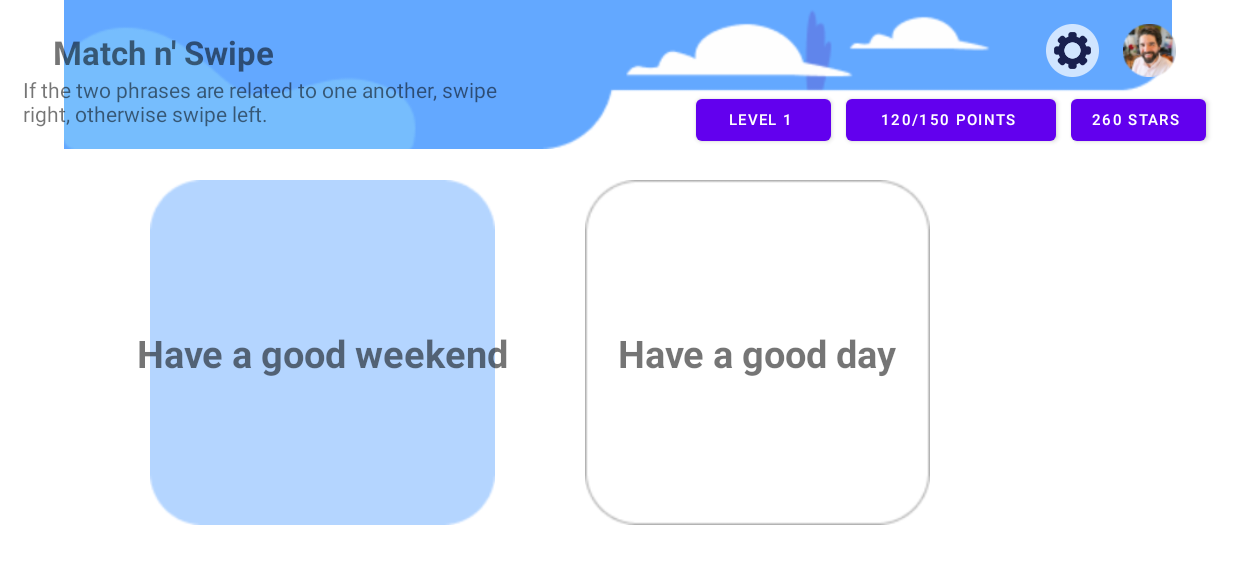
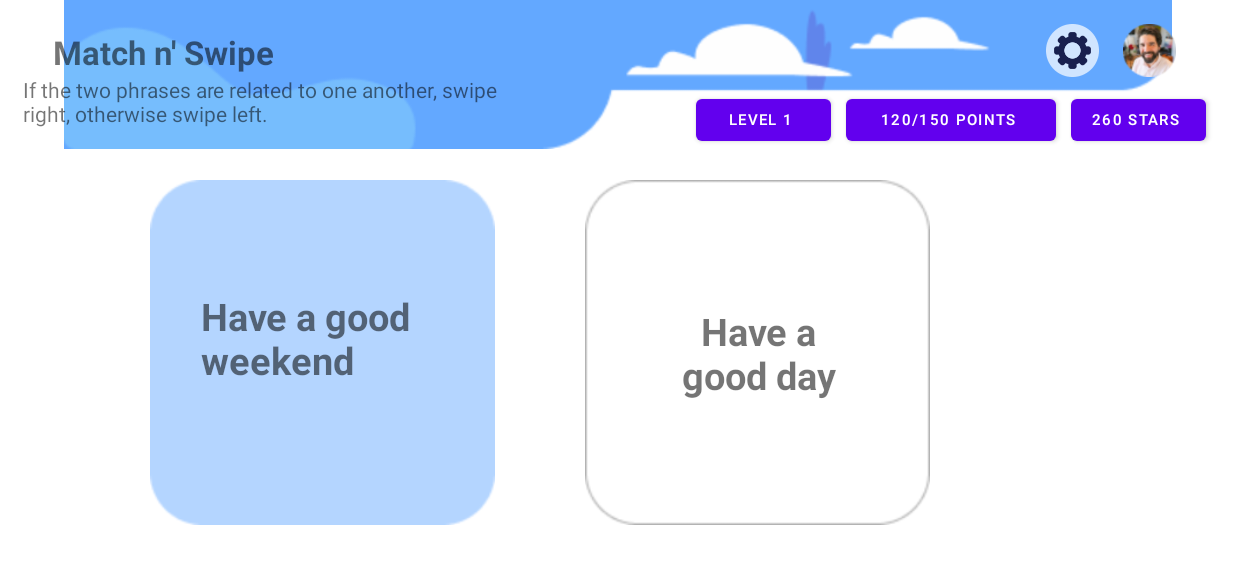
Before and after one commit to zihanxu3/CRA-Android, an Android app: the SwipeActivity screen opened directly, with no data from a screen before it, on a phone screen of 824 x 412 dp (held sideways). Shown: the top 564 px of the screen. Run offline under Robolectric (Android 15) with nearby library versions, the phone set to English and light mode, and no system bars; Roboto replaces fonts that are not available here.

Commit message:
Got basic game mechanics, working on transitions.

```diff
--- a/app/src/main/java/com/example/crairport/SwipeActivity.java
+++ b/app/src/main/java/com/example/crairport/SwipeActivity.java
@@ -2,9 +2,15 @@ package com.example.crairport;
 
 import androidx.appcompat.app.AppCompatActivity;
 
+import android.content.Context;
 import android.content.Intent;
 import android.content.res.AssetManager;
 import android.os.Bundle;
+import android.view.DragEvent;
+import android.view.GestureDetector;
+import android.view.MotionEvent;
+import android.view.View;
+import android.widget.ImageView;
 import android.widget.TextView;
 
 import java.io.BufferedReader;
@@ -17,12 +23,26 @@ import java.util.ArrayList;
 import java.util.Random;
 import java.util.Scanner;
 
-public class SwipeActivity extends AppCompatActivity {
+public class SwipeActivity extends AppCompatActivity implements View.OnTouchListener,
+        GestureDetector.OnGestureListener, View.OnDragListener {
+
+    float dX;
+    float dY;
+    int lastAction;
+    private ImageView rightImage, leftImage;
+    private GestureDetector gDetector;
+
 
     @Override
     protected void onCreate(Bundle savedInstanceState) {
         super.onCreate(savedInstanceState);
         setContentView(R.layout.activity_swipe);
+        rightImage = (ImageView) findViewById(R.id.rightImage);
+        leftImage = (ImageView) findViewById(R.id.leftImage);
+
+        rightImage.setOnTouchListener(this);
+        leftImage.setOnTouchListener(this);
+        gDetector = new GestureDetector(this, this);
 
         // Read file
         Intent current = getIntent();
@@ -50,5 +70,66 @@ public class SwipeActivity extends AppCompatActivity {
             e.printStackTrace();
         }
 
+
+    }
+
+    @Override
+    public boolean onTouch(View view, MotionEvent event) {
+        gDetector.onTouchEvent(event);
+        switch (event.getActionMasked()) {
+            case MotionEvent.ACTION_DOWN:
+                dX = view.getX() - event.getRawX();
+                dY = view.getY() - event.getRawY();
+                lastAction = MotionEvent.ACTION_DOWN;
+                break;
+
+            case MotionEvent.ACTION_MOVE:
+                view.setY(event.getRawY() + dY);
+                view.setX(event.getRawX() + dX);
+                lastAction = MotionEvent.ACTION_MOVE;
+                break;
+
+            case MotionEvent.ACTION_UP:
+                break;
+
+            default:
+                return false;
+        }
+        return true;
+    }
+
+    @Override
+    public boolean onDown(MotionEvent motionEvent) {
+        return false;
+    }
+
+    @Override
+    public void onShowPress(MotionEvent motionEvent) {
+
+    }
+
+    @Override
+    public boolean onSingleTapUp(MotionEvent motionEvent) {
+        return false;
+    }
+
+    @Override
+    public boolean onScroll(MotionEvent motionEvent, MotionEvent motionEvent1, float v, float v1) {
+        return false;
+    }
+
+    @Override
+    public void onLongPress(MotionEvent motionEvent) {
+
+    }
+
+    @Override
+    public boolean onFling(MotionEvent motionEvent, MotionEvent motionEvent1, float v, float v1) {
+        return false;
+    }
+
+    @Override
+    public boolean onDrag(View view, DragEvent dragEvent) {
+        return true;
     }
 }
--- a/app/src/main/res/layout-land/activity_swipe.xml
+++ b/app/src/main/res/layout-land/activity_swipe.xml
@@ -94,7 +94,7 @@
         app:srcCompat="@drawable/avatar_pablo" />
 
     <ImageView
-        android:id="@+id/imageView13"
+        android:id="@+id/leftImage"
         android:layout_width="230dp"
         android:layout_height="230dp"
         android:layout_marginStart="100dp"
@@ -104,37 +104,38 @@
         app:srcCompat="@drawable/match_card2" />
 
     <ImageView
-        android:id="@+id/imageView14"
+        android:id="@+id/rightImage"
         android:layout_width="230dp"
         android:layout_height="230dp"
         android:layout_marginStart="60dp"
         android:layout_marginTop="120dp"
-        app:layout_constraintStart_toEndOf="@+id/imageView13"
+        app:layout_constraintStart_toEndOf="@+id/leftImage"
         app:layout_constraintTop_toTopOf="parent"
         app:srcCompat="@drawable/match_card1" />
 
     <TextView
         android:id="@+id/rightCard"
-        android:layout_width="wrap_content"
-        android:layout_height="wrap_content"
+        android:layout_width="133dp"
+        android:layout_height="80dp"
+        android:gravity="center"
         android:text="Bye bye"
         android:textSize="25sp"
         android:textStyle="bold"
-        app:layout_constraintBottom_toBottomOf="@+id/imageView14"
-        app:layout_constraintEnd_toEndOf="@+id/imageView14"
-        app:layout_constraintStart_toStartOf="@+id/imageView14"
-        app:layout_constraintTop_toTopOf="@+id/imageView14" />
+        app:layout_constraintBottom_toBottomOf="@+id/rightImage"
+        app:layout_constraintEnd_toEndOf="@+id/rightImage"
+        app:layout_constraintStart_toStartOf="@+id/rightImage"
+        app:layout_constraintTop_toTopOf="@+id/rightImage" />
 
     <TextView
         android:id="@+id/leftCard"
-        android:layout_width="wrap_content"
-        android:layout_height="wrap_content"
+        android:layout_width="162dp"
+        android:layout_height="84dp"
         android:text="Good Morning"
         android:textSize="25sp"
         android:textStyle="bold"
-        app:layout_constraintBottom_toBottomOf="@+id/imageView13"
-        app:layout_constraintEnd_toEndOf="@+id/imageView13"
-        app:layout_constraintStart_toStartOf="@+id/imageView13"
-        app:layout_constraintTop_toTopOf="@+id/imageView13" />
+        app:layout_constraintBottom_toBottomOf="@+id/leftImage"
+        app:layout_constraintEnd_toEndOf="@+id/leftImage"
+        app:layout_constraintStart_toStartOf="@+id/leftImage"
+        app:layout_constraintTop_toTopOf="@+id/leftImage" />
 
 </androidx.constraintlayout.widget.ConstraintLayout>
```
